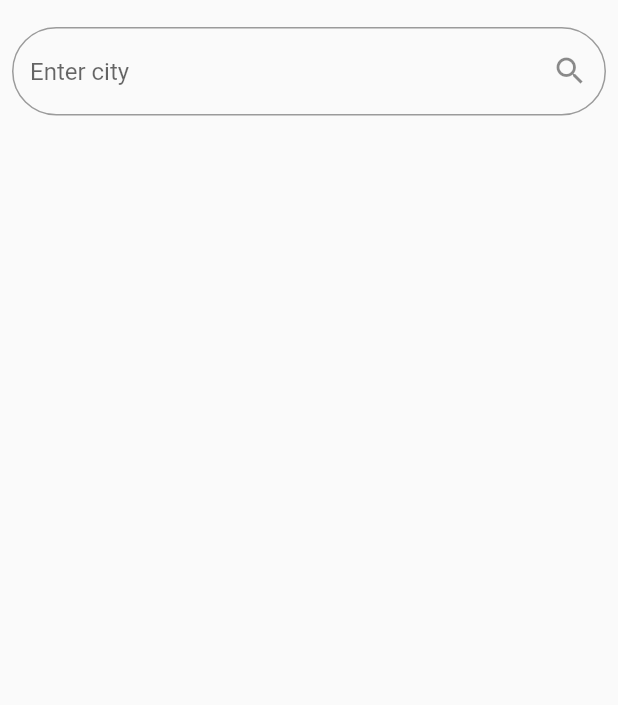
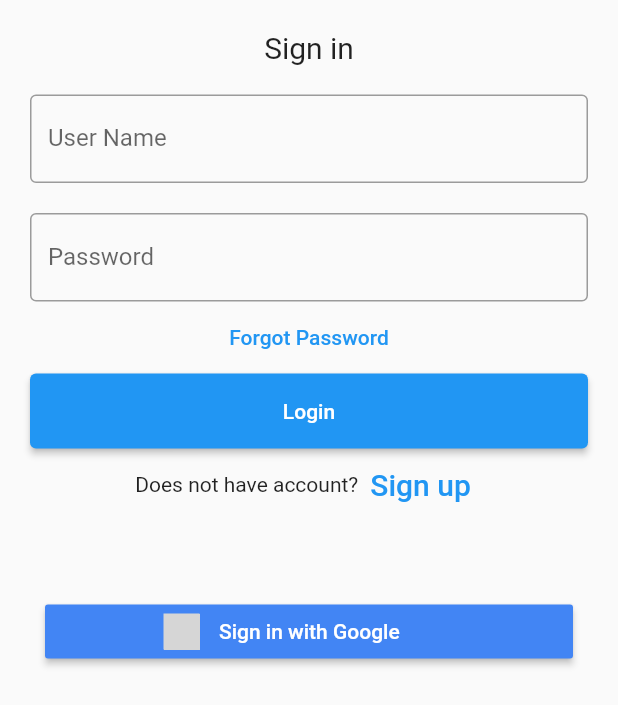
Before and after one commit to c0ding-le8end/weather-mvp, a Flutter app: the screen it shows after launch, on a phone screen of 412 x 824 dp. Shown: the top 705 px of the screen. Run offline on Flutter 3.47's test engine with Material 2 defaults, Android fonts, the phone set to English and light mode, and no system bars; our stand-ins replace flutter_bloc, flutter_signin_button, otp_text_field; missing offline and left inert: amplify_auth_cognito, amplify_flutter; grey boxes are pictures that could not be loaded.

Commit message:
amplify auth tested

```diff
--- /dev/null
+++ b/lib/amplify_app/blocs/AuthBloc.dart
@@ -0,0 +1,37 @@
+import 'package:amplify_flutter/amplify_flutter.dart';
+import 'package:flutter_bloc/flutter_bloc.dart';
+import 'package:weather_mvp/amplify_app/blocs/events.dart';
+import 'package:weather_mvp/amplify_app/blocs/states.dart';
+
+import '../../main.dart';
+
+class AuthBloc extends Bloc<AuthenticationEvent, AuthenticationState> {
+  AuthBloc() : super(Unknown()) {
+
+    on<AuthenticationStatusChanged>((event, emit) async {
+
+      try {
+        emit(Unknown());
+
+if(!isCon)
+  {
+    await Future.delayed(Duration(seconds: 2));
+  }
+        bool status=await event.status;
+        switch (status) {
+          case true:
+            var attributes=await Amplify.Auth.fetchUserAttributes();
+            print(attributes);
+            emit(Authenticated(attributes));
+            break;
+          case false:
+            emit(Unauthenticated());
+            break;
+
+        }
+      } catch (e) {
+        emit(AuthError());
+      }
+    });
+  }
+}
--- /dev/null
+++ b/lib/amplify_app/blocs/events.dart
@@ -0,0 +1,17 @@
+import 'package:amplify_flutter/amplify_flutter.dart';
+
+import '../../main.dart';
+
+abstract class AuthenticationEvent
+{}
+
+class AuthenticationStatusChanged extends AuthenticationEvent
+{
+ Future<bool> get status async
+ {
+
+   var data=await Amplify.Auth.fetchAuthSession();
+
+   return data.isSignedIn;
+ }
+}
--- /dev/null
+++ b/lib/amplify_app/blocs/states.dart
@@ -0,0 +1,21 @@
+abstract class AuthenticationState
+{
+  var attributes;
+}
+
+
+class Unauthenticated extends AuthenticationState
+{}
+
+class Authenticated extends AuthenticationState
+{
+  var attributes;
+
+  Authenticated(this.attributes);
+}
+
+class Unknown extends AuthenticationState
+{}
+
+class AuthError extends AuthenticationState
+{}
--- /dev/null
+++ b/lib/amplify_app/data/AuthRepo.dart
@@ -0,0 +1,35 @@
+import 'package:amplify_auth_cognito/amplify_auth_cognito.dart';
+import 'package:amplify_flutter/amplify_flutter.dart';
+import 'package:weather_mvp/main.dart';
+
+class AuthRepository {
+  Future<void> logIn({
+    required String username,
+    required String password,
+  }) async {
+    await Amplify.Auth.signIn(username: username, password: password);
+  }
+
+  Future<void> googleSignIn() async{
+    await Amplify.Auth.signInWithWebUI(provider: AuthProvider.google);
+  }
+
+  Future<void> signUp({
+    required String username,
+    required String password,
+  }) async {
+    final userAttributes = <CognitoUserAttributeKey, String>{
+      CognitoUserAttributeKey.email: username,
+      // additional attributes as needed
+    };
+    await Amplify.Auth.signUp(
+      username: username,
+      password: password,
+      options: CognitoSignUpOptions(userAttributes: userAttributes),
+    );
+  }
+
+  Future<void> logOut() async {
+    await Amplify.Auth.signOut();
+  }
+}
--- /dev/null
+++ b/lib/amplify_app/screens/signin.dart
@@ -0,0 +1,136 @@
+import 'package:amplify_auth_cognito/amplify_auth_cognito.dart';
+import 'package:amplify_flutter/amplify_flutter.dart';
+import 'package:flutter/material.dart';
+import 'package:flutter_bloc/flutter_bloc.dart';
+import 'package:flutter_signin_button/button_list.dart';
+import 'package:flutter_signin_button/flutter_signin_button.dart';
+import 'package:weather_mvp/amplify_app/screens/signup.dart';
+
+import '../blocs/AuthBloc.dart';
+import '../blocs/events.dart';
+import '../data/AuthRepo.dart';
+import 'home_screen.dart';
+
+class SignIn extends StatefulWidget {
+  const SignIn({Key? key}) : super(key: key);
+
+  @override
+  State<SignIn> createState() => _SignInState();
+}
+
+class _SignInState extends State<SignIn> {
+  TextEditingController nameController = TextEditingController();
+  TextEditingController passwordController = TextEditingController();
+
+  @override
+  Widget build(BuildContext context) {
+    return Scaffold(
+      body: Padding(
+          padding: const EdgeInsets.all(10),
+          child: ListView(
+            children: <Widget>[
+              Container(
+                  alignment: Alignment.center,
+                  padding: const EdgeInsets.all(10),
+                  child: const Text(
+                    'Sign in',
+                    style: TextStyle(fontSize: 20),
+                  )),
+              Container(
+                padding: const EdgeInsets.all(10),
+                child: TextField(
+                  controller: nameController,
+                  decoration: const InputDecoration(
+                    border: OutlineInputBorder(),
+                    labelText: 'User Name',
+                  ),
+                ),
+              ),
+              Container(
+                padding: const EdgeInsets.fromLTRB(10, 10, 10, 0),
+                child: TextField(
+                  obscureText: true,
+                  controller: passwordController,
+                  decoration: const InputDecoration(
+                    border: OutlineInputBorder(),
+                    labelText: 'Password',
+                  ),
+                ),
+              ),
+              TextButton(
+                onPressed: () {
+                  //forgot password screen
+                },
+                child: const Text(
+                  'Forgot Password',
+                ),
+              ),
+              Container(
+                  height: 50,
+                  padding: const EdgeInsets.fromLTRB(10, 0, 10, 0),
+                  child: ElevatedButton(
+                    child: const Text('Login'),
+                    onPressed: () async {
+                      try
+                      {
+                        AuthRepository repository=AuthRepository();
+                        await repository.logIn(username: nameController.text, password: passwordController.text);
+                        BlocProvider.of<AuthBloc>(context)
+                            .add(AuthenticationStatusChanged());
+                      }
+                      on InvalidParameterException
+                      catch(e)
+                      {
+                        print(e);
+                        showDialog(context: context, builder: (context)
+                        {
+                          return AlertDialog(title: Text("error"),content: Text(e.message),actions: [TextButton(onPressed: (){
+                            Navigator.pop(context);
+                          }, child: Text("OK"))],);
+                        });
+                      }
+                      catch(e)
+                      {
+                        showDialog(context: context, builder: (context)
+                        {
+                          return AlertDialog(title: Text("error"),content: Text("An error occured.Please try again"),actions: [TextButton(onPressed: (){
+                            Navigator.pop(context);
+                          }, child: Text("OK"))],);
+                        });
+                      }
+                    },
+                  )),
+              Row(
+                children: <Widget>[
+                  const Text('Does not have account?'),
+                  TextButton(
+                    child: const Text(
+                      'Sign up',
+                      style: TextStyle(fontSize: 20),
+                    ),
+                    onPressed: () {
+                      Navigator.push(context,
+                          MaterialPageRoute(builder: (context) => BlocProvider<AuthBloc>.value(value: BlocProvider.of<AuthBloc>(context),child: SignUp(),)));
+                    },
+                  )
+                ],
+                mainAxisAlignment: MainAxisAlignment.center,
+              ),
+              SizedBox(height: 50,),
+              Padding(
+                padding: const EdgeInsets.symmetric(horizontal: 20),
+                child: SignInButton(
+                  Buttons.GoogleDark,
+                  onPressed: () async{
+                    AuthRepository repository=AuthRepository();
+                    await repository.googleSignIn();
+                    BlocProvider.of<AuthBloc>(context)
+                        .add(AuthenticationStatusChanged());
+                  },
+                ),
+              ),
+            ],
+          )),
+    );
+  }
+}
--- a/lib/blocs/weather_bloc.dart
+++ b/lib/blocs/weather_bloc.dart
@@ -9,6 +9,7 @@ class WeatherBloc extends Bloc<WeatherEvent, WeatherState>{
   WeatherRepository _weatherRepository = WeatherRepository();
 
   WeatherBloc() : super(WeatherEmpty()) {
+
     on<FetchWeather>((event, emit) async {
       try
       {
--- a/lib/main.dart
+++ b/lib/main.dart
@@ -1,118 +1,117 @@
+
+import 'package:amplify_auth_cognito/amplify_auth_cognito.dart';
+import 'package:amplify_flutter/amplify_flutter.dart';
 import 'package:flutter/material.dart';
 import 'package:flutter_bloc/flutter_bloc.dart';
+import 'package:otp_text_field/otp_field.dart';
+import 'package:otp_text_field/otp_field_style.dart';
+import 'package:otp_text_field/style.dart';
+import 'package:weather_mvp/amplify_app/blocs/events.dart';
+import 'package:weather_mvp/amplify_app/blocs/states.dart';
+import 'package:weather_mvp/amplify_app/data/AuthRepo.dart';
 import 'package:weather_mvp/blocs/weather_bloc.dart';
-import 'package:weather_mvp/screens/main_screen.dart';
+
+import 'amplify_app/blocs/AuthBloc.dart';
+import 'amplify_app/screens/home_screen.dart';
+import 'amplify_app/screens/signin.dart';
+import 'amplifyconfiguration.dart';
 
 void main() {
-  runApp(BlocProvider(create:(context)=>WeatherBloc(),child: const MyApp()));
+  runApp(BlocProvider(create: (context)=>AuthBloc(),child:MyApp()));
 }
 
-class MyApp extends StatelessWidget {
-  const MyApp({super.key});
+bool isCon = false;
 
-  // This widget is the root of your application.
+class MyApp extends StatefulWidget {
+  const MyApp({Key? key}) : super(key: key);
+
+  @override
+  State<MyApp> createState() => _MyAppState();
+}
+
+class _MyAppState extends State<MyApp> {
+  TextEditingController nameController = TextEditingController();
+  TextEditingController passwordController = TextEditingController();
+
+  @override
+  void initState() {
+    super.initState();
+    _configureAmplify();
+  }
+
+  Future<void> _configureAmplify() async {
+    try {
+      await Amplify.addPlugin(AmplifyAuthCognito());
+
+      // call Amplify.configure to use the initialized categories in your app
+      await Amplify.configure(amplifyConfig2);
+
+      isCon = true;
+    } on Exception catch (e) {
+      safePrint('An error occurred configuring Amplify: $e');
+    }
+  }
+
   @override
   Widget build(BuildContext context) {
     return MaterialApp(
-      title: 'Flutter Demo',
-      theme: ThemeData(
-        // This is the theme of your application.
-        //
-        // Try running your application with "flutter run". You'll see the
-        // application has a blue toolbar. Then, without quitting the app, try
-        // changing the primarySwatch below to Colors.green and then invoke
-        // "hot reload" (press "r" in the console where you ran "flutter run",
-        // or simply save your changes to "hot reload" in a Flutter IDE).
-        // Notice that the counter didn't reset back to zero; the application
-        // is not restarted.
-        primarySwatch: Colors.blue,
-      ),
-      home: WeatherForecastData(),
+      home: Root(),
     );
   }
 }
 
-class MyHomePage extends StatefulWidget {
-  const MyHomePage({super.key, required this.title});
-
-  // This widget is the home page of your application. It is stateful, meaning
-  // that it has a State object (defined below) that contains fields that affect
-  // how it looks.
-
-  // This class is the configuration for the state. It holds the values (in this
-  // case the title) provided by the parent (in this case the App widget) and
-  // used by the build method of the State. Fields in a Widget subclass are
-  // always marked "final".
-
-  final String title;
+class Root extends StatefulWidget {
+  const Root({Key? key}) : super(key: key);
 
   @override
-  State<MyHomePage> createState() => _MyHomePageState();
+  State<Root> createState() => _RootState();
 }
 
-class _MyHomePageState extends State<MyHomePage> {
-  int _counter = 0;
+class _RootState extends State<Root> {
 
-  void _incrementCounter() {
-    setState(() {
-      // This call to setState tells the Flutter framework that something has
-      // changed in this State, which causes it to rerun the build method below
-      // so that the display can reflect the updated values. If we changed
-      // _counter without calling setState(), then the build method would not be
-      // called again, and so nothing would appear to happen.
-      _counter++;
+
+
+@override
+  void didChangeDependencies() {
+
+  BlocProvider.of<AuthBloc>(context)
+      .add(AuthenticationStatusChanged());
+    super.didChangeDependencies();
+  }
+  @override
+  Widget build(BuildContext context) {
+
+    return BlocBuilder<AuthBloc, AuthenticationState>(
+        builder: (context, state) {
+      if (state is Unauthenticated) {
+        return BlocProvider<AuthBloc>.value(value:BlocProvider.of<AuthBloc>(context),child:  SignIn());
+      }
+      else if (state is Authenticated) {
+        return BlocProvider<AuthBloc>.value(value:BlocProvider.of<AuthBloc>(context),child:  HomeScreen());
+      } else if (state is Unknown) {
+        return const Scaffold(
+          body: Center(
+            child: CircularProgressIndicator(),
+          ),
+        );
+      } else {
+        return const SignIn();
+      }
     });
   }
 
-  @override
-  Widget build(BuildContext context) {
-    // This method is rerun every time setState is called, for instance as done
-    // by the _incrementCounter method above.
-    //
-    // The Flutter framework has been optimized to make rerunning build methods
-    // fast, so that you can just rebuild anything that needs updating rather
-    // than having to individually change instances of widgets.
-    return Scaffold(
-      appBar: AppBar(
-        // Here we take the value from the MyHomePage object that was created by
-        // the App.build method, and use it to set our appbar title.
-        title: Text(widget.title),
-      ),
-      body: Center(
-        // Center is a layout widget. It takes a single child and positions it
-        // in the middle of the parent.
-        child: Column(
-          // Column is also a layout widget. It takes a list of children and
-          // arranges them vertically. By default, it sizes itself to fit its
-          // children horizontally, and tries to be as tall as its parent.
-          //
-          // Invoke "debug painting" (press "p" in the console, choose the
-          // "Toggle Debug Paint" action from the Flutter Inspector in Android
-          // Studio, or the "Toggle Debug Paint" command in Visual Studio Code)
-          // to see the wireframe for each widget.
-          //
-          // Column has various properties to control how it sizes itself and
-          // how it positions its children. Here we use mainAxisAlignment to
-          // center the children vertically; the main axis here is the vertical
-          // axis because Columns are vertical (the cross axis would be
-          // horizontal).
-          mainAxisAlignment: MainAxisAlignment.center,
-          children: <Widget>[
-            const Text(
-              'You have pushed the button this many times:',
-            ),
-            Text(
-              '$_counter',
-              style: Theme.of(context).textTheme.headline4,
-            ),
-          ],
-        ),
-      ),
-      floatingActionButton: FloatingActionButton(
-        onPressed: _incrementCounter,
-        tooltip: 'Increment',
-        child: const Icon(Icons.add),
-      ), // This trailing comma makes auto-formatting nicer for build methods.
-    );
+  Future<bool> isUserSignedIn() async {
+    late final result;
+    try {
+      await Future.delayed(Duration(seconds: 2), () async {
+        result = await Amplify.Auth.fetchAuthSession();
+      });
+    } catch (e) {
+      print(e);
+      result = false;
+    }
+
+    print(" is here");
+    return result.isSignedIn;
   }
 }
```
Also changed, not shown: lib/amplify_app/screens/confirmation_screen.dart (added, +142 -0 lines), lib/amplify_app/screens/home_screen.dart (added, +56 -0 lines), lib/amplify_app/screens/signup.dart (added, +112 -0 lines), pubspec.yaml (+5 -2 lines), pubspec.lock, 3 other files.
